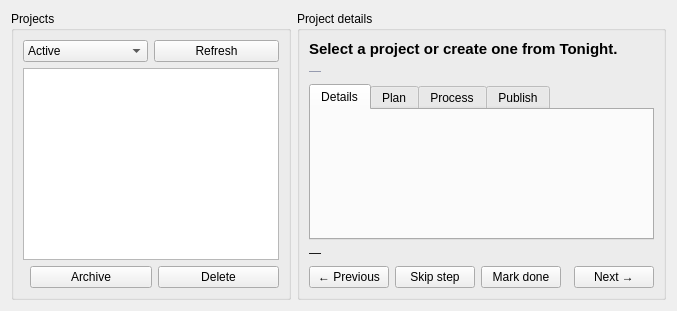
Old version of the form nightscribe/gui/ui/projects_tab.ui in the repository irydeo/nightscribe.
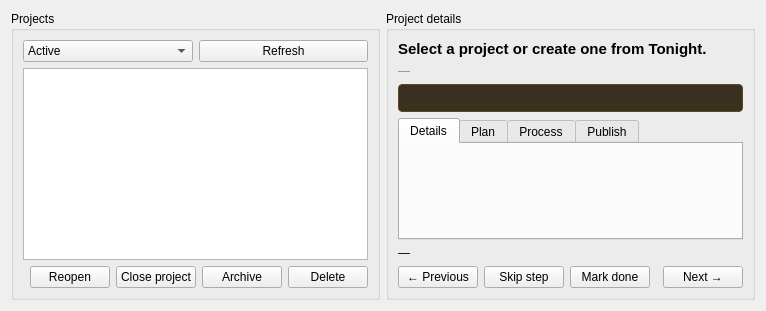
New version of the form.

Commit message: Gui: project close/reopen with outcome dialog + close advisor + archive confirmation (subplan A2)

The edit to the form file:
```diff
--- a/nightscribe/gui/ui/projects_tab.ui
+++ b/nightscribe/gui/ui/projects_tab.ui
@@ -29,6 +29,8 @@
       <item>
        <layout class="QHBoxLayout">
         <item><spacer><property name="orientation"><enum>Qt::Horizontal</enum></property></spacer></item>
+         <item><widget class="QPushButton" name="btn_reopen"><property name="text"><string>Reopen</string></property></widget></item>
+         <item><widget class="QPushButton" name="btn_close"><property name="text"><string>Close project</string></property></widget></item>
         <item><widget class="QPushButton" name="btn_archive"><property name="text"><string>Archive</string></property></widget></item>
         <item><widget class="QPushButton" name="btn_delete"><property name="text"><string>Delete</string></property></widget></item>
        </layout>
@@ -54,6 +56,13 @@
         <property name="styleSheet"><string notr="true">color: #8a90a6;</string></property>
        </widget>
       </item>
+       <item>
+        <widget class="QLabel" name="lbl_advisor">
+         <property name="wordWrap"><bool>true</bool></property>
+         <property name="text"><string></string></property>
+         <property name="styleSheet"><string notr="true">background-color: #3a3020; color: #e0c060; border: 1px solid #5a4a20; border-radius: 4px; padding: 6px;</string></property>
+        </widget>
+       </item>
       <item>
         <widget class="QTabWidget" name="tabs_steps">
          <property name="currentIndex"><number>0</number></property>
```
Lines whose indentation alone changed are shown as unchanged. The commit also changes 2 other files.
